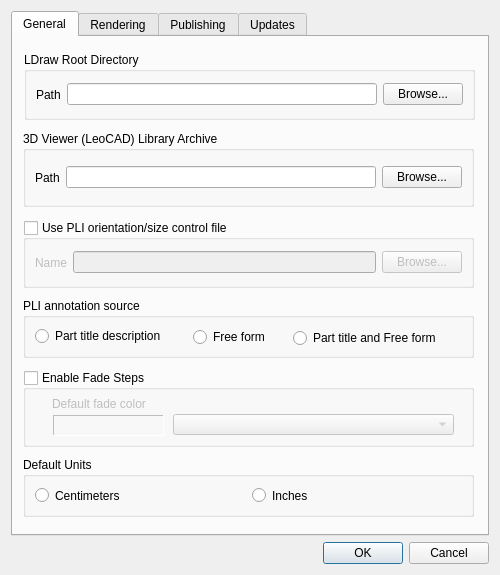
Qt form mainApp/preferences.ui (trevorsandy/lpub3d) before a commit.
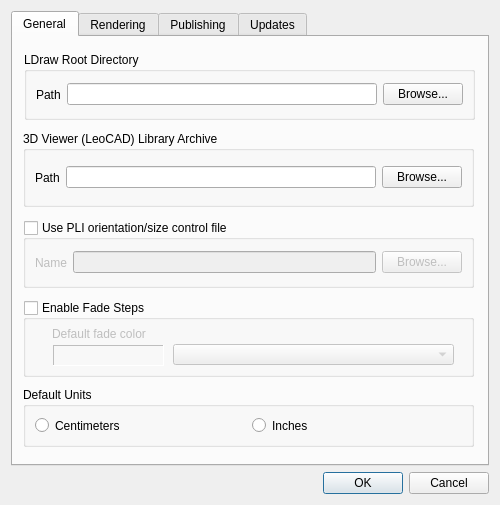
The same form after that commit. The open tabs and pages were chosen to show the change.

The edit to the form file:
```diff
--- a/mainApp/preferences.ui
+++ b/mainApp/preferences.ui
@@ -8,7 +8,7 @@
     <x>0</x>
     <y>0</y>
     <width>500</width>
-    <height>575</height>
+    <height>505</height>
    </rect>
   </property>
   <property name="windowTitle">
@@ -136,7 +136,7 @@
        <property name="geometry">
         <rect>
          <x>10</x>
-         <y>333</y>
+         <y>263</y>
          <width>451</width>
          <height>77</height>
         </rect>
@@ -200,7 +200,7 @@
        <property name="geometry">
         <rect>
          <x>10</x>
-         <y>420</y>
+         <y>350</y>
          <width>451</width>
          <height>60</height>
         </rect>
@@ -225,76 +225,6 @@
         </item>
        </layout>
       </widget>
-      <widget class="QGroupBox" name="annotationBox">
-       <property name="geometry">
-        <rect>
-         <x>10</x>
-         <y>261</y>
-         <width>451</width>
-         <height>60</height>
-        </rect>
-       </property>
-       <property name="toolTip">
-        <string>Annotation source content options</string>
-       </property>
-       <property name="title">
-        <string>PLI annotation source</string>
-       </property>
-       <property name="checkable">
-        <bool>false</bool>
-       </property>
-       <property name="checked">
-        <bool>false</bool>
-       </property>
-       <widget class="QRadioButton" name="titleAnnotation">
-        <property name="geometry">
-         <rect>
-          <x>12</x>
-          <y>28</y>
-          <width>151</width>
-          <height>20</height>
-         </rect>
-        </property>
-        <property name="toolTip">
-         <string>Sourced from parts.lst descriptions - see root/extras/titleannotations.lst</string>
-        </property>
-        <property name="text">
-         <string>Part title description</string>
-        </property>
-       </widget>
-       <widget class="QRadioButton" name="freeformAnnotation">
-        <property name="geometry">
-         <rect>
-          <x>170</x>
-          <y>29</y>
-          <width>84</width>
-          <height>20</height>
-         </rect>
-        </property>
-        <property name="toolTip">
-         <string>Freeform annotations - see root/extras/freeformAnnotations.lst</string>
-        </property>
-        <property name="text">
-         <string>Free form</string>
-        </property>
-       </widget>
-       <widget class="QRadioButton" name="titleAndFreeformAnnotation">
-        <property name="geometry">
-         <rect>
-          <x>270</x>
-          <y>30</y>
-          <width>171</width>
-          <height>20</height>
-         </rect>
-        </property>
-        <property name="toolTip">
-         <string>Use both part descriptions and free form annotations - see annotations list files</string>
-        </property>
-        <property name="text">
-         <string>Part title and Free form</string>
-        </property>
-       </widget>
-      </widget>
       <widget class="QGroupBox" name="viewerBox">
        <property name="geometry">
         <rect>
```
Left out of the diff: 44 changed lines with no effect on the pictures.
